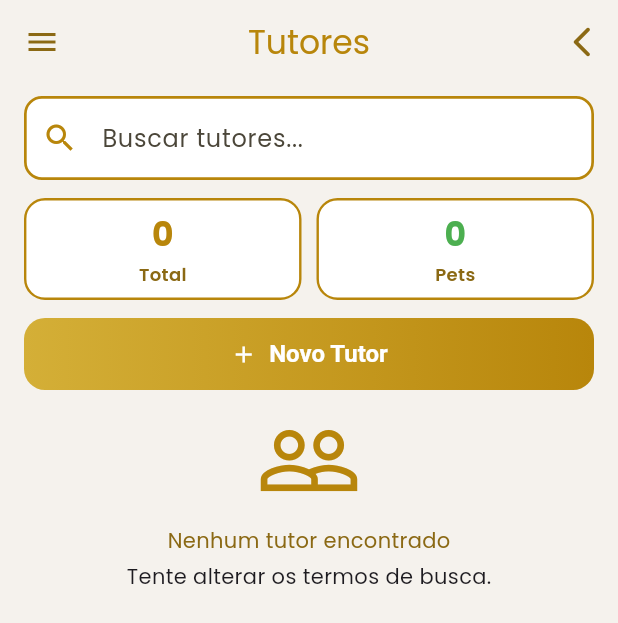
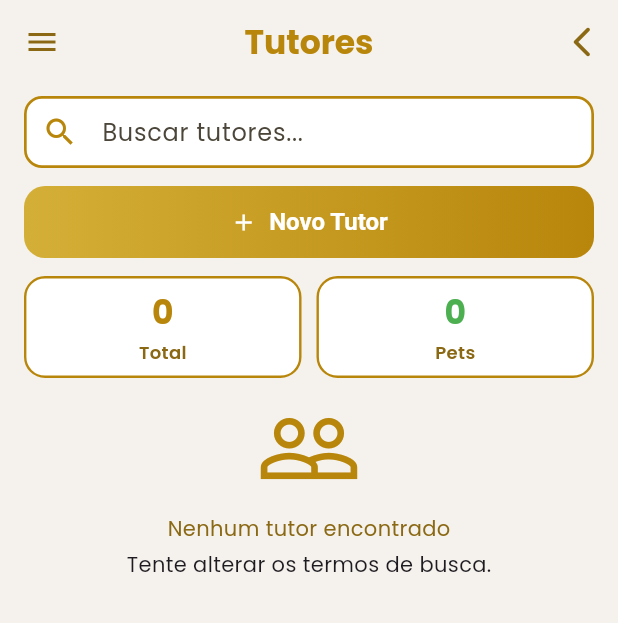
Before and after one commit to Carolbauer/ClickVet, a Flutter app: the TutorListScreen screen opened directly, on a phone screen of 412 x 824 dp. Shown: the top 623 px of the screen. Run offline on Flutter 3.47's test engine with Material 3 defaults, Android fonts, the phone set to English and light mode, and no system bars; our stand-ins replace cloud_firestore, firebase_auth, firebase_core, google_fonts, image_picker; accounts and stored records are empty; network calls fail; statements that could not run were skipped.

Commit message:
[fix] Refactor VetScaffold and update TutorListScreen to resolve search focus loss and navigation issues

```diff
--- a/lib/screens/tutors_list_screen.dart
+++ b/lib/screens/tutors_list_screen.dart
@@ -2,7 +2,9 @@ import 'package:app/widgets/app_drawer.dart';
 import 'package:cloud_firestore/cloud_firestore.dart';
 import 'package:firebase_auth/firebase_auth.dart';
 import 'package:flutter/material.dart';
+
 import 'package:app/screens/register_tutor_screen.dart';
+import 'package:app/screens/home_screen.dart';
 import '../theme/clickvet_colors.dart';
 import '../widgets/vet_scaffold.dart';
 
@@ -10,11 +12,12 @@ class TutorListScreen extends StatefulWidget {
   const TutorListScreen({super.key});
 
   @override
-  State<TutorListScreen> createState() => _TutorsListScreenState();
+  State<TutorListScreen> createState() => _TutorListScreenState();
 }
 
-class _TutorsListScreenState extends State<TutorListScreen> {
+class _TutorListScreenState extends State<TutorListScreen> {
   final _search = TextEditingController();
+
   String _query = '';
   int _currentPage = 1;
   final int _perPage = 5;
@@ -48,7 +51,9 @@ class _TutorsListScreenState extends State<TutorListScreen> {
     if (vet == null) {
       return const Scaffold(
         backgroundColor: ClickVetColors.bg,
-        body: Center(child: Text('Sessão expirada. Faça login novamente.')),
+        body: Center(
+          child: Text('Sessão expirada. Faça login novamente.'),
+        ),
       );
     }
 
@@ -57,62 +62,45 @@ class _TutorsListScreenState extends State<TutorListScreen> {
       appBar: AppBar(
         backgroundColor: ClickVetColors.bg,
         elevation: 0,
-        title: const Text('Tutores', style: TextStyle(color: ClickVetColors.gold)),
+        title: const Text(
+          'Tutores',
+          style: TextStyle(
+            color: ClickVetColors.gold,
+            fontWeight: FontWeight.w700,
+          ),
+        ),
         centerTitle: true,
+        // Menu do drawer à esquerda (igual outras telas)
         leading: Builder(
           builder: (ctx) => IconButton(
             icon: const Icon(Icons.menu, color: ClickVetColors.goldDark),
             onPressed: () => Scaffold.of(ctx).openDrawer(),
           ),
         ),
+        // Botão de voltar à direita
         actions: [
           IconButton(
-            icon: const Icon(Icons.arrow_back_ios_new_rounded, color: ClickVetColors.goldDark),
-            onPressed: () => Navigator.pop(context),
+            icon: const Icon(
+              Icons.arrow_back_ios_new_rounded,
+              color: ClickVetColors.goldDark,
+            ),
+            onPressed: () {
+              // Em vez de pop(), volta explicitamente pra Home
+              Navigator.of(context).pushReplacement(
+                MaterialPageRoute(
+                  builder: (_) => const HomeScreen(),
+                ),
+              );
+            },
           ),
         ],
       ),
-
       body: SafeArea(
         child: Padding(
           padding: const EdgeInsets.fromLTRB(16, 8, 16, 16),
-          child: StreamBuilder<QuerySnapshot<Map<String, dynamic>>>(
-            stream: _stream(vet.uid),
-            builder: (context, snap) {
-              if (snap.connectionState == ConnectionState.waiting) {
-                return const Center(child: CircularProgressIndicator());
-              }
-
-              if (snap.hasError) {
-                return Center(child: Text('Erro: ${snap.error}'));
-              }
-
-              final docs = snap.data?.docs ?? [];
-
-              final filtered = docs.where((d) {
-                if (_query.isEmpty) return true;
-                final m = d.data();
-                return (m['name'] ?? '').toString().toLowerCase().contains(_query) ||
-                    (m['cpf'] ?? '').toString().toLowerCase().contains(_query) ||
-                    (m['phone'] ?? '').toString().toLowerCase().contains(_query) ||
-                    (m['email'] ?? '').toString().toLowerCase().contains(_query) ||
-                    (m['city'] ?? '').toString().toLowerCase().contains(_query);
-              }).toList();
-
-              final totalTutors = filtered.length;
-              final totalPets = filtered.fold<int>(0, (sum, d) {
-                final pc = (d.data()['petsCount'] ?? 0);
-                return sum + (pc is int ? pc : 0);
-              });
-
-
-              final totalPages = (filtered.length / _perPage).ceil().clamp(1, 999);
-              final start = ((_currentPage - 1) * _perPage).clamp(0, filtered.length);
-              final end = (start + _perPage).clamp(0, filtered.length);
-              final pageDocs = filtered.sublist(start, end);
-
-              return Column(
+          child: Column(
             children: [
+              // ---------- CAMPO DE BUSCA ----------
               TextField(
                 controller: _search,
                 onChanged: (value) {
@@ -123,32 +111,36 @@ class _TutorsListScreenState extends State<TutorListScreen> {
                 },
                 decoration: InputDecoration(
                   hintText: 'Buscar tutores...',
-                      prefixIcon: const Icon(Icons.search, color: ClickVetColors.gold),
+                  prefixIcon: const Icon(
+                    Icons.search,
+                    color: ClickVetColors.gold,
+                  ),
                   filled: true,
                   fillColor: Colors.white,
                   enabledBorder: OutlineInputBorder(
                     borderRadius: BorderRadius.circular(12),
-                        borderSide: const BorderSide(color:ClickVetColors.gold, width: 1.8),
+                    borderSide: const BorderSide(
+                      color: ClickVetColors.gold,
+                      width: 1.8,
+                    ),
                   ),
                   focusedBorder: OutlineInputBorder(
                     borderRadius: BorderRadius.circular(12),
-                        borderSide: const BorderSide(color: ClickVetColors.goldDark, width: 2),
+                    borderSide: const BorderSide(
+                      color: ClickVetColors.goldDark,
+                      width: 2,
+                    ),
+                  ),
+                  contentPadding: const EdgeInsets.symmetric(
+                    horizontal: 12,
+                    vertical: 12,
                   ),
                 ),
               ),
 
               const SizedBox(height: 12),
 
-                  Row(
-                    children: [
-                      _StatBox(value: '$totalTutors', label: 'Total'),
-                      const SizedBox(width: 10),
-                      _StatBox(value: '$totalPets', label: 'Pets', color: Colors.green),
-                    ],
-                  ),
-
-                  const SizedBox(height: 12),
-
+              // ---------- BOTÃO NOVO TUTOR ----------
               SizedBox(
                 height: 48,
                 width: double.infinity,
@@ -164,7 +156,8 @@ class _TutorsListScreenState extends State<TutorListScreen> {
                       Navigator.push(
                         context,
                         MaterialPageRoute(
-                                builder: (_) => const RegisterTutorScreen()),
+                          builder: (_) => const RegisterTutorScreen(),
+                        ),
                       );
                     },
                     icon: const Icon(Icons.add, color: Colors.white),
@@ -188,12 +181,90 @@ class _TutorsListScreenState extends State<TutorListScreen> {
 
               const SizedBox(height: 12),
 
+              // ---------- LISTA + STATS + PAGINAÇÃO ----------
+              Expanded(
+                child: StreamBuilder<QuerySnapshot<Map<String, dynamic>>>(
+                  stream: _stream(vet.uid),
+                  builder: (context, snap) {
+                    if (snap.connectionState == ConnectionState.waiting) {
+                      return const Center(child: CircularProgressIndicator());
+                    }
+
+                    if (snap.hasError) {
+                      return Center(child: Text('Erro: ${snap.error}'));
+                    }
+
+                    final docs = snap.data?.docs ?? [];
+
+                    // Filtro da busca
+                    final filtered = docs.where((d) {
+                      if (_query.isEmpty) return true;
+                      final m = d.data();
+                      return (m['name'] ?? '')
+                          .toString()
+                          .toLowerCase()
+                          .contains(_query) ||
+                          (m['cpf'] ?? '')
+                              .toString()
+                              .toLowerCase()
+                              .contains(_query) ||
+                          (m['phone'] ?? '')
+                              .toString()
+                              .toLowerCase()
+                              .contains(_query) ||
+                          (m['email'] ?? '')
+                              .toString()
+                              .toLowerCase()
+                              .contains(_query) ||
+                          (m['city'] ?? '')
+                              .toString()
+                              .toLowerCase()
+                              .contains(_query);
+                    }).toList();
+
+                    final totalTutors = filtered.length;
+                    final totalPets = filtered.fold<int>(0, (sum, d) {
+                      final pc = (d.data()['petsCount'] ?? 0);
+                      return sum + (pc is int ? pc : 0);
+                    });
+
+                    int totalPages =
+                    (filtered.length / _perPage).ceil().clamp(1, 999);
+                    if (totalPages == 0) totalPages = 1;
+
+                    if (_currentPage > totalPages) {
+                      _currentPage = totalPages;
+                    }
+
+                    final start = ((_currentPage - 1) * _perPage)
+                        .clamp(0, filtered.length);
+                    final end =
+                    (start + _perPage).clamp(start, filtered.length);
+                    final pageDocs = filtered.sublist(start, end);
+
+                    return Column(
+                      children: [
+                        Row(
+                          children: [
+                            _StatBox(value: '$totalTutors', label: 'Total'),
+                            const SizedBox(width: 10),
+                            _StatBox(
+                              value: '$totalPets',
+                              label: 'Pets',
+                              color: Colors.green,
+                            ),
+                          ],
+                        ),
+
+                        const SizedBox(height: 12),
+
                         Expanded(
                           child: pageDocs.isEmpty
                               ? const _EmptyState()
                               : ListView.separated(
                             itemCount: pageDocs.length,
-                      separatorBuilder: (_, __) => const SizedBox(height: 12),
+                            separatorBuilder: (_, __) =>
+                            const SizedBox(height: 12),
                             itemBuilder: (_, i) {
                               final m = pageDocs[i].data();
 
@@ -202,9 +273,12 @@ class _TutorsListScreenState extends State<TutorListScreen> {
                                 cpf: m['cpf'] ?? '—',
                                 phone: m['phone'] ?? '—',
                                 email: m['email'] ?? '—',
-                          address: '${m['address'] ?? '—'}, ${m['city'] ?? ''}',
-                          petsCount: (m['petsCount'] is int) ? m['petsCount'] : 0,
-                          registerDate: _fmtDate(m['registeredAt']),
+                                address:
+                                '${m['address'] ?? '—'}, ${m['city'] ?? ''}',
+                                petsCount:
+                                (m['petsCount'] is int) ? m['petsCount'] : 0,
+                                registerDate:
+                                _fmtDate(m['registeredAt']),
                                 onPets: () {},
                                 onEdit: () {},
                                 onCall: () {},
@@ -221,28 +295,38 @@ class _TutorsListScreenState extends State<TutorListScreen> {
                               _PageBtn(
                                 icon: Icons.chevron_left,
                                 enabled: _currentPage > 1,
-                          onTap: () => setState(() => _currentPage--),
+                                onTap: () {
+                                  setState(() => _currentPage--);
+                                },
                               ),
                               for (int p = 1; p <= totalPages; p++)
                                 Padding(
-                            padding: const EdgeInsets.symmetric(horizontal: 3),
+                                  padding: const EdgeInsets.symmetric(
+                                      horizontal: 3),
                                   child: _PageNumber(
                                     selected: _currentPage == p,
                                     label: '$p',
-                              onTap: () => setState(() => _currentPage = p),
+                                    onTap: () {
+                                      setState(() => _currentPage = p);
+                                    },
                                   ),
                                 ),
                               _PageBtn(
                                 icon: Icons.chevron_right,
                                 enabled: _currentPage < totalPages,
-                          onTap: () => setState(() => _currentPage++),
+                                onTap: () {
+                                  setState(() => _currentPage++);
+                                },
                               ),
                             ],
                           ),
                           const SizedBox(height: 6),
                           Text(
                             'Mostrando ${start + 1} - $end de ${filtered.length} tutores',
-                      style: const TextStyle(color: Colors.black54, fontSize: 12),
+                            style: const TextStyle(
+                              color: Colors.black54,
+                              fontSize: 12,
+                            ),
                           ),
                         ],
                       ],
@@ -250,11 +334,13 @@ class _TutorsListScreenState extends State<TutorListScreen> {
                   },
                 ),
               ),
+            ],
+          ),
+        ),
       ),
     );
   }
 }
-
 
 /// ----- Widgets auxiliares -----
 
@@ -277,15 +363,23 @@ class _StatBox extends StatelessWidget {
         child: Column(
           mainAxisAlignment: MainAxisAlignment.center,
           children: [
-            Text(value, style: TextStyle(
+            Text(
+              value,
+              style: TextStyle(
                 fontSize: 22,
                 fontWeight: FontWeight.w700,
                 color: color ?? ClickVetColors.gold,
-            )),
+              ),
+            ),
             const SizedBox(height: 2),
-            Text(label,
+            Text(
+              label,
               style: const TextStyle(
-                    fontSize: 12, color: ClickVetColors.goldDark, fontWeight: FontWeight.w600)),
+                fontSize: 12,
+                color: ClickVetColors.goldDark,
+                fontWeight: FontWeight.w600,
+              ),
+            ),
           ],
         ),
       ),
@@ -334,12 +428,17 @@ class _TutorCard extends StatelessWidget {
             mainAxisAlignment: MainAxisAlignment.spaceBetween,
             children: [
               Expanded(
-                child: Text(name,
+                child: Text(
+                  name,
                   style: const TextStyle(
-                        fontSize: 16, fontWeight: FontWeight.w800)),
+                    fontSize: 16,
+                    fontWeight: FontWeight.w800,
+                  ),
+                ),
               ),
               Container(
-                padding: const EdgeInsets.symmetric(horizontal: 8, vertical: 4),
+                padding:
+                const EdgeInsets.symmetric(horizontal: 8, vertical: 4),
                 decoration: BoxDecoration(
                   color: const Color(0xFFE7F0FF),
                   borderRadius: BorderRadius.circular(999),
@@ -349,60 +448,75 @@ class _TutorCard extends StatelessWidget {
                   style: const TextStyle(
                     color: Color(0xFF1D4ED8),
                     fontWeight: FontWeight.w700,
-                      fontSize: 12),
+                    fontSize: 12,
+                  ),
                 ),
               ),
             ],
           ),
-
           const SizedBox(height: 4),
-
-          Text("CPF: $cpf"),
-
+          Text('CPF: $cpf'),
           const SizedBox(height: 8),
           _info(Icons.phone, phone),
           _info(Icons.mail_outline, email),
           _info(Icons.location_on_outlined, address),
-
           const Divider(height: 24, color: Color(0x22000000)),
-
-          Text("Cadastrado em:",
-              style: TextStyle(color: Colors.black.withOpacity(.55))),
-          Text(registerDate,
-              style: const TextStyle(fontWeight: FontWeight.w700)),
-
+          Text(
+            'Cadastrado em:',
+            style: TextStyle(color: Colors.black.withOpacity(.55)),
+          ),
+          Text(
+            registerDate,
+            style: const TextStyle(fontWeight: FontWeight.w700),
+          ),
           const SizedBox(height: 10),
-
           Row(
             children: [
               OutlinedButton.icon(
                 onPressed: onPets,
-                icon: const Icon(Icons.favorite_border, size: 18, color: ClickVetColors.goldDark),
-                label: const Text('Pets', style: TextStyle(color: ClickVetColors.goldDark)),
+                icon: const Icon(
+                  Icons.favorite_border,
+                  size: 18,
+                  color: ClickVetColors.goldDark,
+                ),
+                label: const Text(
+                  'Pets',
+                  style: TextStyle(color: ClickVetColors.goldDark),
+                ),
                 style: OutlinedButton.styleFrom(
                   side: const BorderSide(color: ClickVetColors.gold),
                   shape: RoundedRectangleBorder(
-                      borderRadius: BorderRadius.circular(10)),
+                    borderRadius: BorderRadius.circular(10),
+                  ),
                 ),
               ),
               const SizedBox(width: 8),
               OutlinedButton(
                 onPressed: onEdit,
-                child: const Text('Editar', style: TextStyle(color: ClickVetColors.goldDark)),
+                child: const Text(
+                  'Editar',
+                  style: TextStyle(color: ClickVetColors.goldDark),
+                ),
                 style: OutlinedButton.styleFrom(
                   side: const BorderSide(color: ClickVetColors.gold),
                   shape: RoundedRectangleBorder(
-                      borderRadius: BorderRadius.circular(10)),
+                    borderRadius: BorderRadius.circular(10),
+                  ),
                 ),
               ),
               const SizedBox(width: 8),
               OutlinedButton(
                 onPressed: onCall,
-                child: const Icon(Icons.phone, size: 18, color: ClickVetColors.goldDark),
+                child: const Icon(
+                  Icons.phone,
+                  size: 18,
+                  color: ClickVetColors.goldDark,
+                ),
                 style: OutlinedButton.styleFrom(
                   side: const BorderSide(color: ClickVetColors.gold),
                   shape: RoundedRectangleBorder(
-                      borderRadius: BorderRadius.circular(10)),
+                    borderRadius: BorderRadius.circular(10),
+                  ),
                 ),
               ),
             ],
@@ -432,16 +546,24 @@ class _EmptyState extends StatelessWidget {
       children: const [
         Icon(Icons.people_outline, size: 70, color: ClickVetColors.gold),
         SizedBox(height: 8),
-        Text("Nenhum tutor encontrado", style: TextStyle(color: ClickVetColors.goldDark)),
+        Text(
+          'Nenhum tutor encontrado',
+          style: TextStyle(color: ClickVetColors.goldDark),
+        ),
         SizedBox(height: 4),
-        Text("Tente alterar os termos de busca."),
+        Text('Tente alterar os termos de busca.'),
       ],
     );
   }
 }
 
 class _PageBtn extends StatelessWidget {
-  const _PageBtn({required this.icon, required this.enabled, required this.onTap});
+  const _PageBtn({
+    required this.icon,
+    required this.enabled,
+    required this.onTap,
+  });
+
   final IconData icon;
   final bool enabled;
   final VoidCallback onTap;
@@ -452,10 +574,16 @@ class _PageBtn extends StatelessWidget {
       onPressed: enabled ? onTap : null,
       style: OutlinedButton.styleFrom(
         side: const BorderSide(color: ClickVetColors.gold),
-        shape: RoundedRectangleBorder(borderRadius: BorderRadius.circular(12)),
+        shape: RoundedRectangleBorder(
+          borderRadius: BorderRadius.circular(12),
+        ),
         minimumSize: const Size(40, 36),
       ),
-      child: Icon(icon, size: 18, color: enabled ? ClickVetColors.goldDark : Colors.black26),
+      child: Icon(
+        icon,
+        size: 18,
+        color: enabled ? ClickVetColors.goldDark : Colors.black26,
+      ),
     );
   }
 }
@@ -481,7 +609,8 @@ class _PageNumber extends StatelessWidget {
         foregroundColor: Colors.white,
         minimumSize: const Size(40, 36),
         shape: RoundedRectangleBorder(
-            borderRadius: BorderRadius.circular(10)),
+          borderRadius: BorderRadius.circular(10),
+        ),
       ),
       child: Text(label),
     )
@@ -494,8 +623,10 @@ class _PageNumber extends StatelessWidget {
           borderRadius: BorderRadius.circular(10),
         ),
       ),
-      child: Text(label,
-          style: const TextStyle(color: ClickVetColors.goldDark)),
+      child: Text(
+        label,
+        style: const TextStyle(color: ClickVetColors.goldDark),
+      ),
     );
   }
 }
--- a/lib/widgets/vet_scaffold.dart
+++ b/lib/widgets/vet_scaffold.dart
@@ -1,13 +1,14 @@
+import 'package:app/screens/tutors_list_screen.dart';
 import 'package:app/widgets/app_drawer.dart';
 import 'package:app/screens/login_screen.dart';
 import 'package:app/services/firebase_user_service.dart';
+import 'package:cloud_firestore/cloud_firestore.dart';
 import 'package:firebase_auth/firebase_auth.dart';
 import 'package:flutter/material.dart';
 import '../screens/register_pet_screen.dart';
 import '../theme/clickvet_colors.dart';
 
-
-class VetScaffold extends StatelessWidget {
+class VetScaffold extends StatefulWidget {
   const VetScaffold({
     super.key,
     required this.selectedKey,
@@ -22,11 +23,27 @@ class VetScaffold extends StatelessWidget {
   final Widget? bottomNavigationBar;
 
   @override
+  State<VetScaffold> createState() => _VetScaffoldState();
+}
+
+class _VetScaffoldState extends State<VetScaffold> {
+  final UserService _userService = UserService();
+  Stream<DocumentSnapshot<Map<String, dynamic>>>? _userStream;
+  User? _vet;
+
+  @override
+  void initState() {
+    super.initState();
+    _vet = FirebaseAuth.instance.currentUser;
+
+    if (_vet != null) {
+      _userStream = _userService.streamUser(_vet!.uid);
+    }
+  }
+
+  @override
   Widget build(BuildContext context) {
-    final userService = UserService();
-    final vet = FirebaseAuth.instance.currentUser;
-
-    if (vet == null) {
+    if (_vet == null) {
       return const Scaffold(
         backgroundColor: ClickVetColors.bg,
         body: Center(
@@ -35,8 +52,8 @@ class VetScaffold extends StatelessWidget {
       );
     }
 
-    return StreamBuilder(
-      stream: userService.streamUser(vet.uid),
+    return StreamBuilder<DocumentSnapshot<Map<String, dynamic>>>(
+      stream: _userStream,
       builder: (context, snap) {
         if (snap.connectionState == ConnectionState.waiting) {
           return const Scaffold(
@@ -52,18 +69,24 @@ class VetScaffold extends StatelessWidget {
           );
         }
 
-        final data = snap.data!.data() as Map<String, dynamic>;
+        final data = snap.data!.data()!;
         final name = (data['name'] ?? 'Veterinário') as String;
         final crmv = (data['crmv'] ?? '-') as String;
 
         return Scaffold(
-            backgroundColor: ClickVetColors.bg,
+          backgroundColor: ClickVetColors.bg,
           drawer: AppDrawer(
             userName: name,
             crmv: crmv,
-            selectedKey: selectedKey,
+            selectedKey: widget.selectedKey,
             onHome: () => Navigator.pop(context),
-            onTutorPatients: () {},
+            onTutorPatients: () {
+              Navigator.pop(context);
+              Navigator.push(
+                context,
+                MaterialPageRoute(builder: (_) => const TutorListScreen()),
+              );
+            },
             onPetRegister: () {
               Navigator.of(context).push(
                 MaterialPageRoute(
@@ -76,21 +99,22 @@ class VetScaffold extends StatelessWidget {
               Navigator.pop(context);
               try {
                 await FirebaseAuth.instance.signOut();
-                if (!context.mounted) return;
+                if (!mounted) return;
                 Navigator.of(context).pushAndRemoveUntil(
                   MaterialPageRoute(builder: (_) => const LoginScreen()),
                       (route) => false,
                 );
               } catch (e) {
+                if (!mounted) return;
                 ScaffoldMessenger.of(context).showSnackBar(
                   SnackBar(content: Text('Erro ao sair: $e')),
                 );
               }
             },
           ),
-          appBar: appBar,
-          body: body,
-          bottomNavigationBar: bottomNavigationBar,
+          appBar: widget.appBar,
+          body: widget.body,
+          bottomNavigationBar: widget.bottomNavigationBar,
         );
       },
     );
```
Lines whose indentation alone changed are shown as unchanged.
